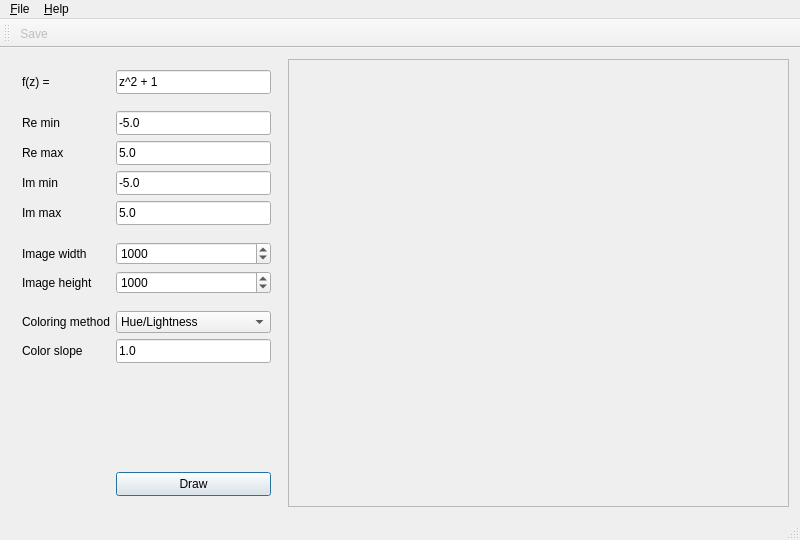
Old version of the form src/ui/mainwindow.ui in the repository mistarro/complex-plot.
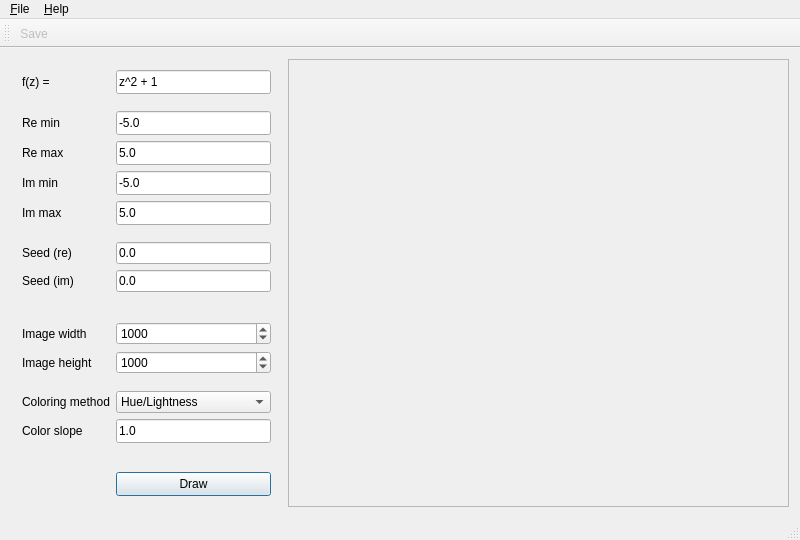
New version of the form. Icons and pictures are not drawn. Custom widgets are drawn as their Qt base class.

Commit message: Add seed and seed selection.

Patch:
```diff
--- a/src/ui/mainwindow.ui
+++ b/src/ui/mainwindow.ui
@@ -220,21 +220,21 @@
          </property>
         </spacer>
        </item>
-       <item row="7" column="0">
+       <item row="10" column="0">
         <widget class="QLabel" name="imageWidthLabel">
          <property name="text">
           <string>Image width</string>
          </property>
         </widget>
        </item>
-       <item row="8" column="0">
+       <item row="11" column="0">
         <widget class="QLabel" name="imageHeightLabel">
          <property name="text">
           <string>Image height</string>
          </property>
         </widget>
        </item>
-       <item row="9" column="1">
+       <item row="12" column="1">
         <spacer name="formVerticalSpacer3">
          <property name="orientation">
           <enum>Qt::Vertical</enum>
@@ -250,7 +250,7 @@
          </property>
         </spacer>
        </item>
-       <item row="10" column="1">
+       <item row="13" column="1">
         <widget class="QComboBox" name="coloringMethodComboBox">
          <item>
           <property name="text">
@@ -264,14 +264,14 @@
          </item>
         </widget>
        </item>
-       <item row="11" column="0">
+       <item row="14" column="0">
         <widget class="QLabel" name="colorSlopeLabel">
          <property name="text">
           <string>Color slope</string>
          </property>
         </widget>
        </item>
-       <item row="11" column="1">
+       <item row="14" column="1">
         <widget class="QLineEdit" name="colorSlopeLineEdit">
          <property name="sizePolicy">
           <sizepolicy hsizetype="MinimumExpanding" vsizetype="Minimum">
@@ -290,7 +290,7 @@
          </property>
         </widget>
        </item>
-       <item row="12" column="1">
+       <item row="15" column="1">
         <spacer name="verticalSpacer">
          <property name="orientation">
           <enum>Qt::Vertical</enum>
@@ -303,7 +303,7 @@
          </property>
         </spacer>
        </item>
-       <item row="13" column="1">
+       <item row="16" column="1">
         <widget class="QPushButton" name="drawButton">
          <property name="minimumSize">
           <size>
@@ -319,14 +319,14 @@
          </property>
         </widget>
        </item>
-       <item row="10" column="0">
+       <item row="13" column="0">
         <widget class="QLabel" name="coloringMethodLabel">
          <property name="text">
           <string>Coloring method</string>
          </property>
         </widget>
        </item>
-       <item row="7" column="1">
+       <item row="10" column="1">
         <widget class="QSpinBox" name="imageWidthSpinBox">
          <property name="sizePolicy">
           <sizepolicy hsizetype="MinimumExpanding" vsizetype="Minimum">
@@ -348,7 +348,7 @@
          </property>
         </widget>
        </item>
-       <item row="8" column="1">
+       <item row="11" column="1">
         <widget class="QSpinBox" name="imageHeightSpinBox">
          <property name="sizePolicy">
           <sizepolicy hsizetype="MinimumExpanding" vsizetype="Minimum">
@@ -370,6 +370,47 @@
          </property>
         </widget>
        </item>
+       <item row="7" column="1">
+        <widget class="QLineEdit" name="reSeedLineEdit">
+         <property name="text">
+          <string>0.0</string>
+         </property>
+        </widget>
+       </item>
+       <item row="7" column="0">
+        <widget class="QLabel" name="reSeedLabel">
+         <property name="text">
+          <string>Seed (re)</string>
+         </property>
+        </widget>
+       </item>
+       <item row="8" column="1">
+        <widget class="QLineEdit" name="imSeedLineEdit">
+         <property name="text">
+          <string>0.0</string>
+         </property>
+        </widget>
+       </item>
+       <item row="8" column="0">
+        <widget class="QLabel" name="imSeedLabel">
+         <property name="text">
+          <string>Seed (im)</string>
+         </property>
+        </widget>
+       </item>
+       <item row="9" column="1">
+        <spacer name="formVerticalSpacer4">
+         <property name="orientation">
+          <enum>Qt::Vertical</enum>
+         </property>
+         <property name="sizeHint" stdset="0">
+          <size>
+           <width>20</width>
+           <height>5</height>
+          </size>
+         </property>
+        </spacer>
+       </item>
       </layout>
      </widget>
     </item>
```
The commit also changes 5 other files.
